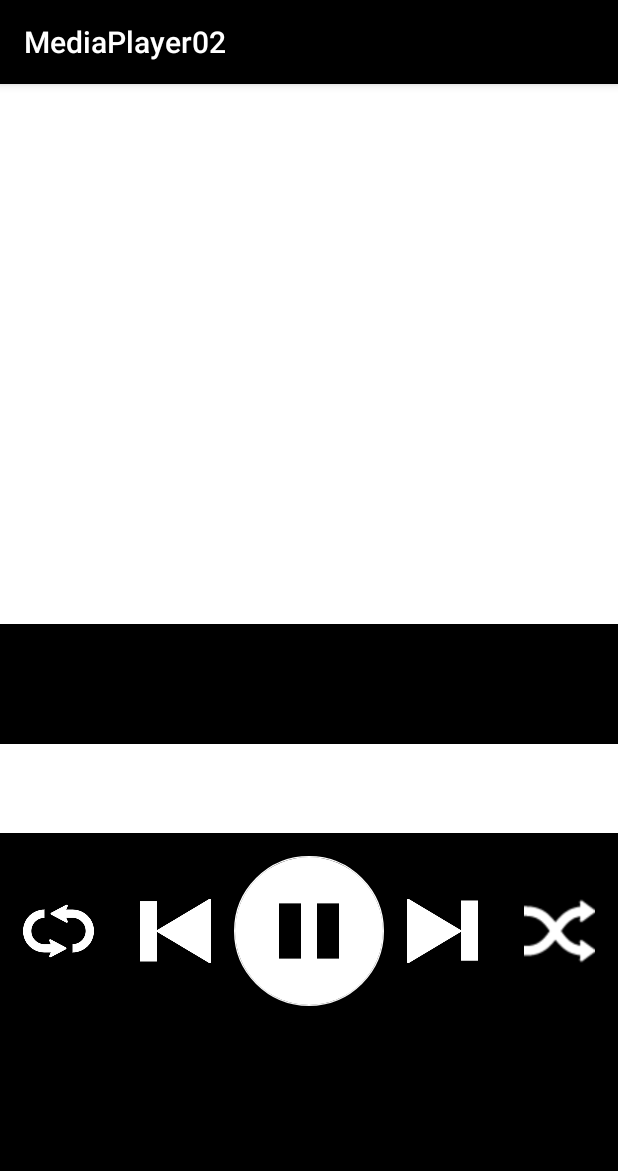
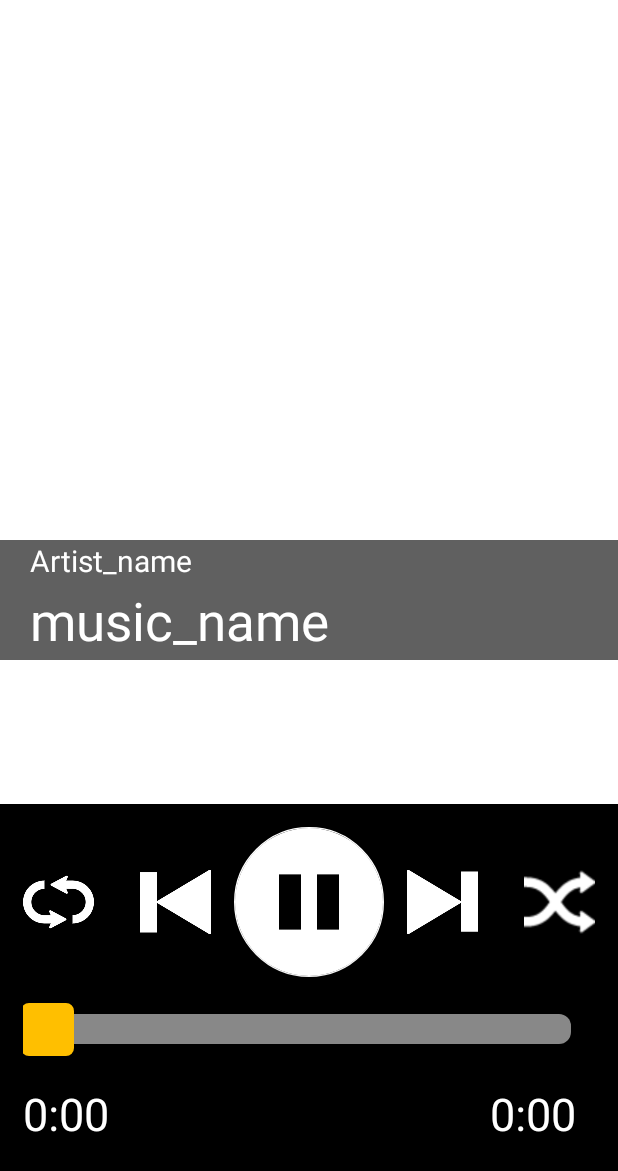
Before and after one commit to SatorionK/MediaPlayer02, an Android app: the screen it shows after launch (MainActivity), on a phone screen of 412 x 824 dp. Shown: the top 1171 px of the screen. Run offline under Robolectric (Android 15) with nearby library versions, the phone set to English and light mode, and no system bars.

Commit message:
コード追記：Mainactivity 9割程度完了

```diff
--- /dev/null
+++ b/app/src/main/res/drawable/custom_progress.xml
@@ -0,0 +1,17 @@
+<?xml version="1.0" encoding="utf-8"?>
+<layer-list xmlns:android="http://schemas.android.com/apk/res/android">
+    <item android:id="@android:id/background">
+        <shape android:shape="rectangle">
+            <solid android:color="#888"/>
+            <corners android:radius="8dp" />
+        </shape>
+    </item>
+    <item android:id="@android:id/progress">
+        <clip>
+            <shape android:shape="rectangle">
+                <solid android:color="#fff"/>
+                <corners android:radius="8dp" />
+            </shape>
+        </clip>
+    </item>
+</layer-list>
--- /dev/null
+++ b/app/src/main/res/drawable/custom_thumb.xml
@@ -0,0 +1,6 @@
+<?xml version="1.0" encoding="utf-8"?>
+<shape xmlns:android="http://schemas.android.com/apk/res/android" android:shape="rectangle">
+    <size android:width="35dp" android:height="35dp" />
+    <corners android:radius="5dp" />
+    <solid android:color="#FFBF00"/>
+</shape>
--- a/app/src/main/res/layout/activity_main.xml
+++ b/app/src/main/res/layout/activity_main.xml
@@ -45,16 +45,32 @@
                 android:layout_width="match_parent"
                 android:layout_height="80dp"
                 android:orientation="vertical"
-                android:background="@color/colorBlack">
+                android:background="@color/colorBlack_half">
+
+                <TextView
+                    android:id="@+id/textView_artistname"
+                    android:layout_width="wrap_content"
+                    android:layout_height="30dp"
+
+                    android:textSize="20dp"
+                    android:layout_marginLeft="20dp"
+                    android:textColor="#ffffff"
+                    android:text="Artist_name" />
+                <TextView
+                    android:id="@+id/textView_musicname"
+                    android:layout_width="wrap_content"
+                    android:layout_height="40dp"
+
+                    android:textSize="35dp"
+                    android:layout_marginLeft="20dp"
+                    android:textColor="#ffffff"
+                    android:text="music_name" />
 
 
 
             </LinearLayout>
 
         </LinearLayout>
-
-
-
 
     </RelativeLayout>
 
@@ -64,9 +80,10 @@
         android:layout_width="match_parent"
         android:layout_height="match_parent"
         android:layout_weight="0.65"
+        android:orientation="vertical"
         android:background="@color/colorBlack"
         >
-
+        <!--　曲のコントロールの構成 -->
         <LinearLayout
             android:layout_width="match_parent"
             android:layout_height="100dp"
@@ -121,15 +138,54 @@
                 android:layout_weight="1"
                 android:background="?attr/selectableItemBackgroundBorderless"
                 app:srcCompat="@drawable/shuful" />
+        </LinearLayout>
 
+        <!--　シークバーの構成 -->
+        <LinearLayout
+            android:layout_width="match_parent"
+            android:layout_height="match_parent"
+            android:orientation="vertical"
+            >
+            <SeekBar
+                android:id="@+id/seekBar"
+                android:layout_width="match_parent"
+                android:layout_height="40dp"
+                android:layout_margin="15dp"
+                android:maxHeight="20dp"
+                android:thumb="@drawable/custom_thumb"
+                android:progressDrawable="@drawable/custom_progress"
+                />
 
+            <FrameLayout
+                android:layout_width="match_parent"
+                android:layout_height="wrap_content"
+                android:paddingBottom="15dp"
+                android:paddingLeft="15dp"
+                android:paddingRight="15dp">
+
+                <TextView
+                    android:id="@+id/textView_position"
+                    android:layout_width="100dp"
+                    android:layout_height="40dp"
+                    android:textSize="30dp"
+                    android:textColor="#ffffff"
+                    android:text="0:00" />
+
+                <TextView
+                    android:id="@+id/textView_duration"
+                    android:layout_width="70dp"
+                    android:layout_height="40dp"
+                    android:textSize="30dp"
+                    android:textColor="#ffffff"
+                    android:layout_gravity="right"
+                    android:text="0:00" />
+            </FrameLayout>
 
 
         </LinearLayout>
 
 
 
-
     </LinearLayout>
 
 </LinearLayout>
--- a/app/src/main/res/values/colors.xml
+++ b/app/src/main/res/values/colors.xml
@@ -5,6 +5,7 @@
     <color name="colorAccent">#D81B60</color>
     <color name="colorWhite">#ffffff</color>
     <color name="colorBlack">#000000</color>
+    <color name="colorBlack_half">#9f000000</color>
 
 
 </resources>
--- a/app/src/main/res/values/styles.xml
+++ b/app/src/main/res/values/styles.xml
@@ -1,7 +1,7 @@
 <resources>
 
     <!-- Base application theme. -->
-    <style name="AppTheme" parent="Theme.AppCompat.Light.DarkActionBar">
+    <style name="AppTheme" parent="Theme.AppCompat.Light.NoActionBar">
         <!-- Customize your theme here. -->
         <item name="colorPrimary">@color/colorBlack</item>
         <item name="colorPrimaryDark">@color/colorBlack</item>
```
Also changed, not shown: app/src/main/res/drawable/seekthumb.png (added), 1 other file.
